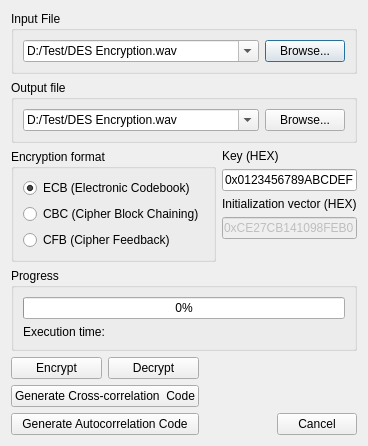
This is WavFileTest/WavFileTest/DES/desdialog.ui in DiegoRosales/Audio-Encryption as Qt 5 draws it before an edit. The edited form follows.
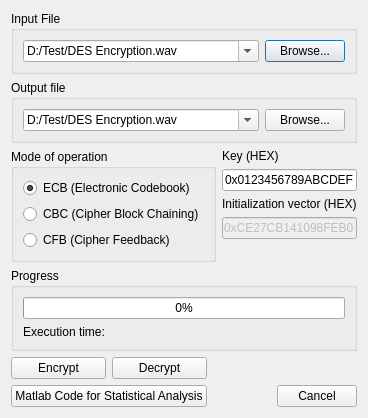
This is the edited form.

Diff of the .ui file:
```diff
--- a/WavFileTest/WavFileTest/DES/desdialog.ui
+++ b/WavFileTest/WavFileTest/DES/desdialog.ui
@@ -7,7 +7,7 @@
     <x>0</x>
     <y>0</y>
     <width>337</width>
-    <height>414</height>
+    <height>385</height>
    </rect>
   </property>
   <property name="sizePolicy">
@@ -113,7 +113,7 @@
      <item>
       <widget class="QGroupBox" name="groupBox_2">
        <property name="title">
-        <string>Encryption format</string>
+        <string>Mode of operation</string>
        </property>
        <layout class="QVBoxLayout" name="verticalLayout">
         <item>
@@ -249,20 +249,7 @@
             </sizepolicy>
            </property>
            <property name="text">
-            <string>Generate Cross-correlation  Code</string>
-           </property>
-          </widget>
-         </item>
-         <item>
-          <widget class="QPushButton" name="pushButton">
-           <property name="sizePolicy">
-            <sizepolicy hsizetype="MinimumExpanding" vsizetype="Fixed">
-             <horstretch>0</horstretch>
-             <verstretch>0</verstretch>
-            </sizepolicy>
-           </property>
-           <property name="text">
-            <string>Generate Autocorrelation Code</string>
+            <string>Matlab Code for Statistical Analysis</string>
            </property>
           </widget>
          </item>
```
Left out of the diff: 7 changed lines with no effect on the pictures.
